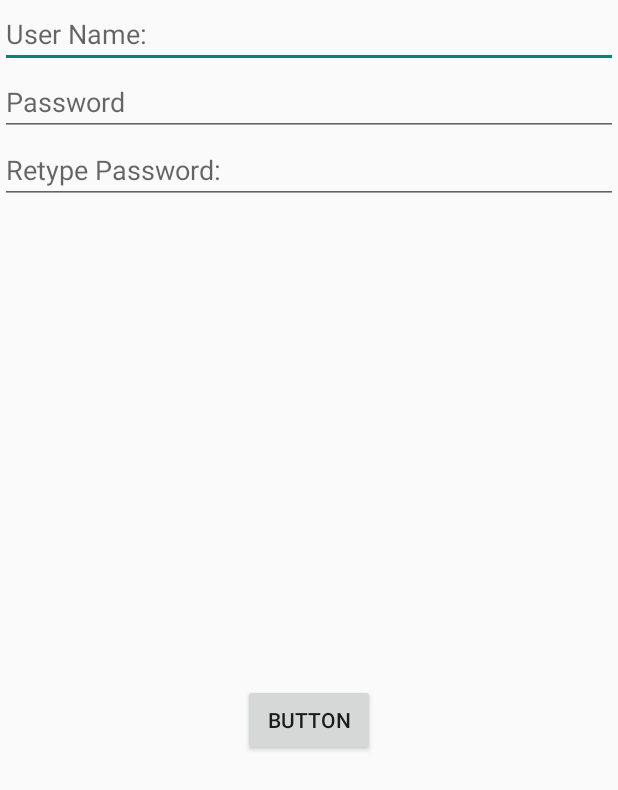
After one commit to TomerReiner/TicTacToe, an Android app: the layout custom_sign_up_dialog.xml on its own in the app's theme, with its tools: preview values and no code run, on a phone screen of 412 x 824 dp. The commit adds this screen. Shown: the top 790 px of the screen. Run offline under Robolectric (Android 15) with nearby library versions, the phone set to English and light mode, and no system bars.

Commit message:
Beta version of Tic Tac Toe game

```diff
--- a/app/src/main/res/layout/custom_log_in_dialog.xml
+++ b/app/src/main/res/layout/custom_log_in_dialog.xml
@@ -6,14 +6,5 @@
     android:layout_width="match_parent"
     android:layout_height="match_parent">
 
-    <EditText
-        android:id="@+id/etSignUpUsername"
-        android:layout_width="match_parent"
-        android:layout_height="wrap_content"
-        android:ems="10"
-        android:inputType="textPersonName"
-        android:text="Name"
-        app:layout_constraintEnd_toEndOf="parent"
-        app:layout_constraintStart_toStartOf="parent"
-        app:layout_constraintTop_toTopOf="parent" />
+
 </androidx.constraintlayout.widget.ConstraintLayout>
--- /dev/null
+++ b/app/src/main/res/layout/custom_sign_up_dialog.xml
@@ -0,0 +1,54 @@
+<?xml version="1.0" encoding="utf-8"?>
+<androidx.constraintlayout.widget.ConstraintLayout
+    xmlns:android="http://schemas.android.com/apk/res/android"
+    xmlns:app="http://schemas.android.com/apk/res-auto"
+    xmlns:tools="http://schemas.android.com/tools"
+    android:layout_width="match_parent"
+    android:layout_height="match_parent">
+
+    <EditText
+        android:id="@+id/etSignUpUsername"
+        android:layout_width="match_parent"
+        android:layout_height="wrap_content"
+        android:ems="10"
+        android:hint="User Name:"
+        android:inputType="textPersonName"
+        app:layout_constraintEnd_toEndOf="parent"
+        app:layout_constraintStart_toStartOf="parent"
+        app:layout_constraintTop_toTopOf="parent" />
+
+    <EditText
+        android:id="@+id/etSignUpPassword"
+        android:layout_width="match_parent"
+        android:layout_height="wrap_content"
+        android:ems="10"
+        android:hint="Password"
+        android:inputType="textPassword"
+        app:layout_constraintEnd_toEndOf="parent"
+        app:layout_constraintHorizontal_bias="0.497"
+        app:layout_constraintStart_toStartOf="parent"
+        app:layout_constraintTop_toBottomOf="@+id/etSignUpUsername" />
+
+    <EditText
+        android:id="@+id/etSignUpRetypePassword"
+        android:layout_width="match_parent"
+        android:layout_height="wrap_content"
+        android:ems="10"
+        android:hint="Retype Password:"
+        android:inputType="textPassword"
+        app:layout_constraintEnd_toEndOf="parent"
+        app:layout_constraintStart_toStartOf="parent"
+        app:layout_constraintTop_toBottomOf="@+id/etSignUpPassword" />
+
+    <Button
+        android:id="@+id/button"
+        android:layout_width="wrap_content"
+        android:layout_height="wrap_content"
+        android:text="Button"
+        app:layout_constraintBottom_toBottomOf="parent"
+        app:layout_constraintEnd_toEndOf="parent"
+        app:layout_constraintStart_toStartOf="parent"
+        app:layout_constraintTop_toBottomOf="@+id/etSignUpRetypePassword" />
+
+
+</androidx.constraintlayout.widget.ConstraintLayout>
--- a/app/src/main/res/layout/custom_sing_up_dialog.xml
+++ /dev/null
@@ -1,6 +0,0 @@
-<?xml version="1.0" encoding="utf-8"?>
-<androidx.constraintlayout.widget.ConstraintLayout
-    xmlns:android="http://schemas.android.com/apk/res/android" android:layout_width="match_parent"
-    android:layout_height="match_parent">
-
-</androidx.constraintlayout.widget.ConstraintLayout>
--- a/app/src/main/res/values/themes.xml
+++ b/app/src/main/res/values/themes.xml
@@ -1,6 +1,6 @@
 <resources xmlns:tools="http://schemas.android.com/tools">
     <!-- Base application theme. -->
-    <style name="Theme.TicTacToe" parent="Theme.MaterialComponents.DayNight.DarkActionBar">
+    <style name="Theme.TicTacToe" parent="Theme.AppCompat.Light.DarkActionBar">
         <!-- Primary brand color. -->
         <item name="colorPrimary">@color/purple_500</item>
         <item name="colorPrimaryVariant">@color/purple_700</item>
```
